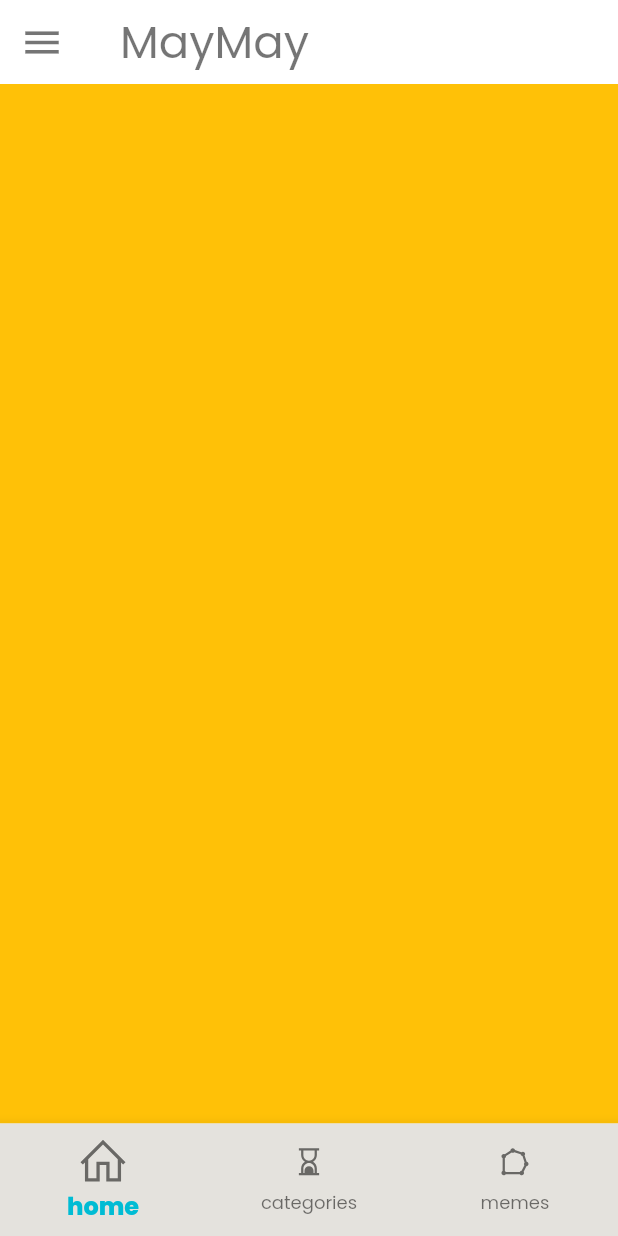
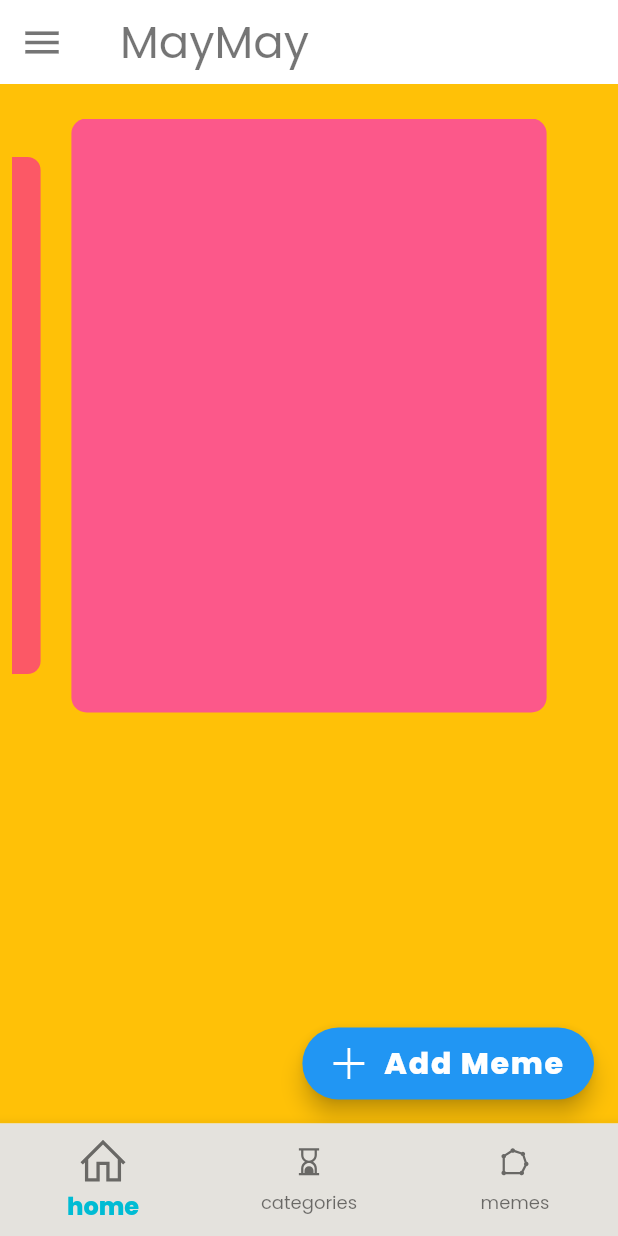
Before and after one commit to dwvicy/memeapp, a Flutter app: the screen it shows after launch, on a phone screen of 412 x 824 dp. Run offline on Flutter 3.47's test engine with Material 2 defaults, Android fonts, the phone set to English and light mode, and no system bars; drawn by our look-alikes of carousel_slider; our stand-ins replace line_icons.

Commit message:
feat: add FAB

```diff
--- a/lib/nav.dart
+++ b/lib/nav.dart
@@ -1,13 +1,12 @@
-import 'package:flutter/foundation.dart';
 import 'package:flutter/material.dart';
 import 'package:flutter/cupertino.dart';
 import 'package:line_icons/line_icons.dart';
 import 'package:memeapp/constants/AppTheme.dart';
 import 'package:memeapp/constants/drawer.dart';
-import 'package:memeapp/screens/addMemes.dart';
+
 import 'package:memeapp/screens/anotherPage.dart';
 import 'package:memeapp/screens/categories.dart';
-import 'package:memeapp/screens/feature.dart';
+
 import 'package:memeapp/screens/home.dart';
 
 
--- a/lib/screens/feature.dart
+++ b/lib/screens/feature.dart
@@ -1,4 +1,5 @@
 import 'package:flutter/material.dart';
+import 'package:line_icons/line_icon.dart';
 
 class FeaturePage extends StatefulWidget {
   const FeaturePage({Key? key}) : super(key: key);
@@ -12,10 +13,11 @@ class _FeaturePageState extends State<FeaturePage> {
   Widget build(BuildContext context) {
     return Scaffold(
       backgroundColor: Colors.red,
-      body: Center(
-        child: MaterialButton(
+      appBar: AppBar(
+        leading: IconButton(
+          icon: LineIcon.arrowLeft(),
           onPressed: () {
-            Navigator.pushNamed(context, '/home');
+            Navigator.pop(context);
           },
         ),
       ),
--- a/lib/screens/home.dart
+++ b/lib/screens/home.dart
@@ -1,4 +1,8 @@
+import 'package:carousel_slider/carousel_slider.dart';
 import 'package:flutter/material.dart';
+import 'package:line_icons/line_icon.dart';
+import 'package:memeapp/constants/AppTheme.dart';
+import 'package:memeapp/screens/feature.dart';
 
 class HomePage extends StatefulWidget {
   const HomePage({ Key? key }) : super(key: key);
@@ -7,11 +11,57 @@ class HomePage extends StatefulWidget {
   _HomePageState createState() => _HomePageState();
 }
 
+List<Widget> names = [
+  Container(
+      decoration: BoxDecoration(
+          borderRadius: BorderRadius.circular(10), color: AppTheme.lightYellow)),
+  Container(
+      decoration: BoxDecoration(
+          borderRadius: BorderRadius.circular(10), color: AppTheme.ellowPinky)),
+  Container(
+      decoration: BoxDecoration(
+          borderRadius: BorderRadius.circular(10),
+          color: AppTheme.pinky)),
+];
+
 class _HomePageState extends State<HomePage> {
   @override
   Widget build(BuildContext context) {
     return Scaffold(
       backgroundColor: Colors.amber,
+       body: SingleChildScrollView(
+        child: Column(
+          crossAxisAlignment: CrossAxisAlignment.center,
+          mainAxisAlignment: MainAxisAlignment.center,
+          children: <Widget>[
+            // Padding(
+            //   padding: const EdgeInsets.all(8.0),
+            //   child: Text('check out your maymays'),
+            // ),
+            Padding(
+                padding: const EdgeInsets.all(8.0),
+                child: Container(
+                    child: Padding(
+                      padding: EdgeInsets.only(top: 15),
+                      child: CarouselSlider(
+                  options: CarouselOptions(
+                      aspectRatio: 1,
+                      enlargeCenterPage: true,
+                      enableInfiniteScroll: false,
+                      initialPage: 2,
+                      autoPlay: true,
+                  ),
+                  items: names,
+                ),
+                    ))),])),
+
+                    floatingActionButton: FloatingActionButton.extended(
+                      onPressed: () => Navigator.pushNamed(context, '/feature'),
+                      icon: LineIcon.plus(size: 30,),
+                      label: Text('Add Meme',
+                      style: TextStyle(fontSize: 20,
+                      fontWeight: FontWeight.w700,
+                      color: Colors.white),), ),
     );
   }
 }
--- a/pubspec.yaml
+++ b/pubspec.yaml
@@ -29,6 +29,7 @@ dependencies:
   # Use with the CupertinoIcons class for iOS style icons.
   cupertino_icons: ^1.0.2
   line_icons: ^2.0.1
+  carousel_slider: ^4.0.0
 
 dev_dependencies:
   flutter_test:
```
Also changed, not shown: pubspec.lock.
